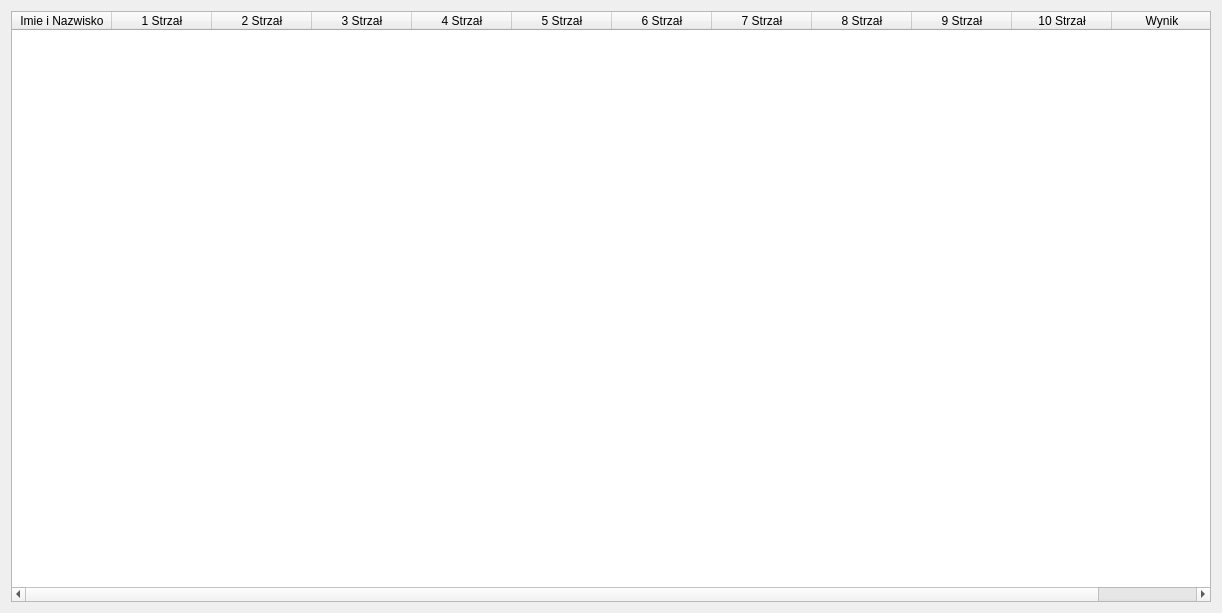
First picture: the form in Ui_Files/Tabelka10Strzałów.ui, repository Verter18328/SOKs_LOK, before the edit.
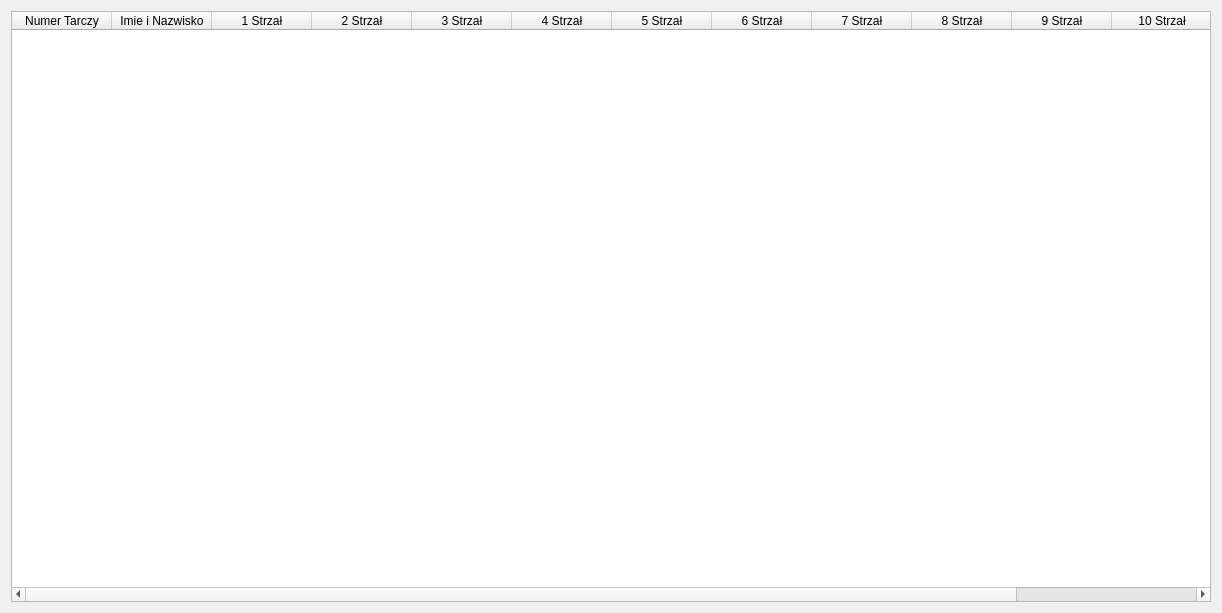
Second picture: the form after the edit.

Commit message:
Add row insertion and update table UIs
Connect the add-result button to a new handler that inserts a row into the current tab's table and hide table vertical headers. Update dialog layout item positions in NoweZawodyDialog.ui. Change table grid style from DashLine to SolidLine and add a "Numer Tarczy" column to the 5- and 10-shot tables; for TabelkaZapadki.ui add a new column and rename "1 Zapadka" to "Numer Tarczy". (Compiled .pyc updated accordingly.)

What changed in the file:
```diff
--- a/Ui_Files/Tabelka10Strzałów.ui
+++ b/Ui_Files/Tabelka10Strzałów.ui
@@ -35,11 +35,16 @@
       <enum>QAbstractScrollArea::SizeAdjustPolicy::AdjustToContents</enum>
      </property>
      <property name="gridStyle">
-      <enum>Qt::PenStyle::DashLine</enum>
+      <enum>Qt::PenStyle::SolidLine</enum>
      </property>
      <property name="sortingEnabled">
       <bool>false</bool>
      </property>
+     <column>
+      <property name="text">
+       <string>Numer Tarczy</string>
+      </property>
+     </column>
      <column>
       <property name="text">
        <string>Imie i Nazwisko</string>
```
The commit also changes 5 other files.
